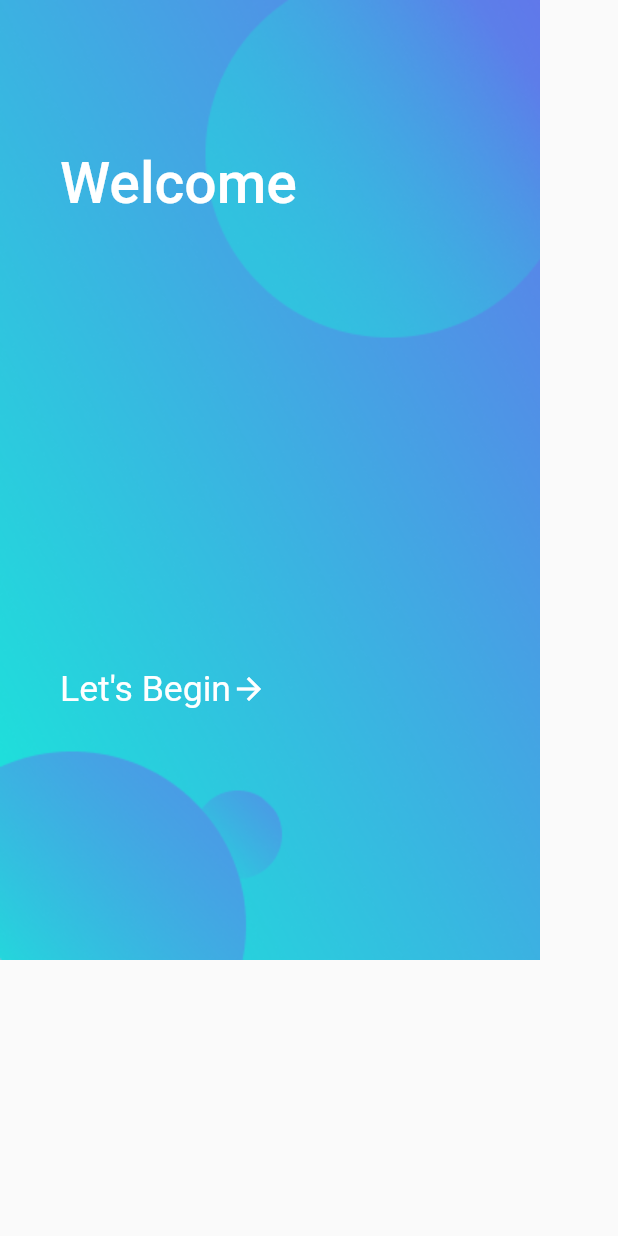
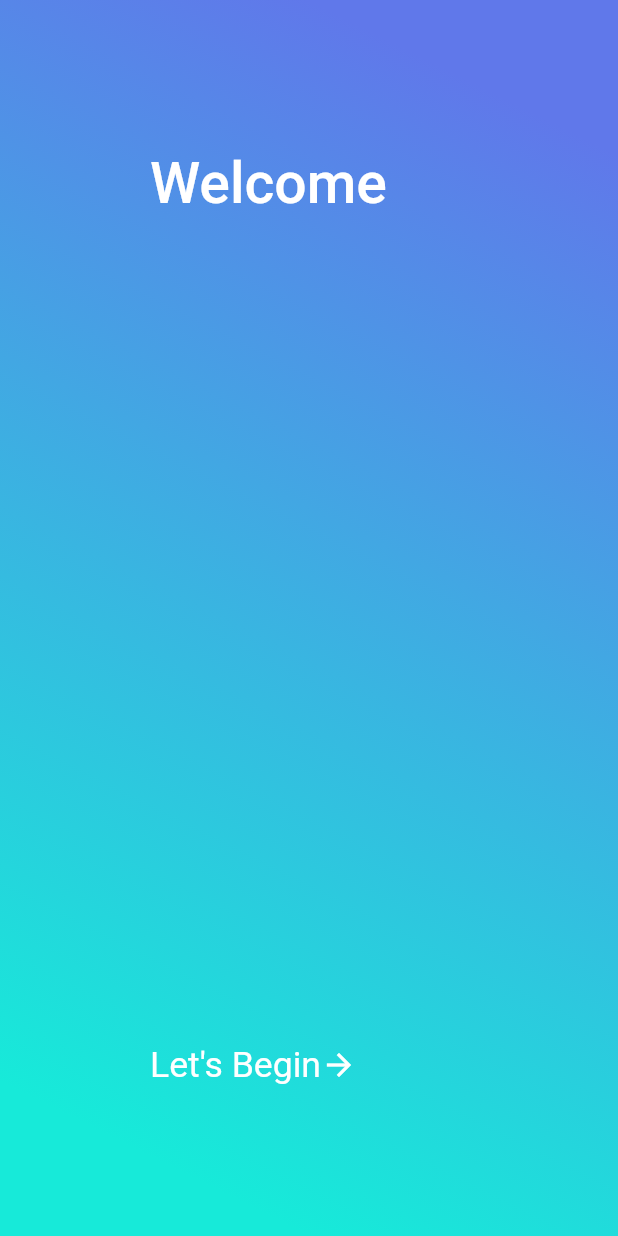
Before and after one commit to jain-aayush1123/ERP_Distilled, a Flutter app: the screen it shows after launch, on a phone screen of 412 x 824 dp. Run offline on Flutter 3.47's test engine with Material 2 defaults, Android fonts, the phone set to English and light mode, and no system bars; our stand-ins replace firebase_auth, google_sign_in, shared_preferences, splashscreen, sqflite; missing offline and left inert: fab_circular_menu; accounts and stored records are empty.

```diff
--- a/lib/authentication/login_page.dart
+++ b/lib/authentication/login_page.dart
@@ -39,7 +39,11 @@ Future<String> signInWithGoogle() async {
   final FirebaseUser currentUser = await _auth.currentUser();
   assert(user.uid == currentUser.uid);
 
-  return 'signInWithGoogle succeeded: $user';
+  // return 'signInWithGoogle succeeded: $user';
+  if (user != null) {
+    return user.email;
+  }
+  return null;
 }
 
 void signOutGoogle() async {
@@ -74,15 +78,25 @@ class _LoginPageState extends State<LoginPage> {
     return Scaffold(
         body: Stack(
       children: <Widget>[
-        Image.asset('assets/images/get_started_back.png'),
+        //TODO add background here
+        Container(
+          decoration: BoxDecoration(
+            gradient: LinearGradient(
+              begin: Alignment.bottomLeft,
+              end: Alignment.topRight,
+              stops: [0.1, 0.9],
+              colors: [
+                Color(0xff17ead9),
+                Color(0xff6078ea),
+              ],
+            ),
+          ),
+        ),
         Container(
           child: Padding(
-            padding: const EdgeInsets.only(
-              top: 100.0,
-              left: 40,
-            ),
+            padding: const EdgeInsets.all(100.0),
             child: Column(
-              mainAxisAlignment: MainAxisAlignment.start,
+              mainAxisAlignment: MainAxisAlignment.spaceBetween,
               crossAxisAlignment: CrossAxisAlignment.start,
               children: <Widget>[
                 Text(
@@ -100,20 +114,32 @@ class _LoginPageState extends State<LoginPage> {
                 //       fontSize: 38 / 1.6,
                 //       fontWeight: FontWeight.w700),
                 // ),
-                SizedBox(
-                  height: 300,
-                ),
+                //        SizedBox(
+                //        height: 300,
+                //    ),
                 InkWell(
-                  onTap: () {
-                    signInWithGoogle().whenComplete(() {
+                  onTap: () async {
+                    // signInWithGoogle().whenComplete(() {
+                    //   Navigator.of(context).push(
+                    //     MaterialPageRoute(
+                    //       builder: (context) {
+                    //         return HomePage();
+                    //       },
+                    //     ),
+                    //   );
+                    // });
+                    String blah = await signInWithGoogle();
+                    if (blah != null) {
                       Navigator.of(context).push(
                         MaterialPageRoute(
                           builder: (context) {
-                            return HomePage();
+                            //TODO redirect to home page to display dashboard
+                            // return HomePage();
+                            return TimetableSetter();
                           },
                         ),
                       );
-                    });
+                    } else {}
                   },
                   child: Row(
                     mainAxisAlignment: MainAxisAlignment.start,
--- a/lib/authentication/main_login.dart
+++ b/lib/authentication/main_login.dart
@@ -2,6 +2,7 @@ import 'package:erp_distilled/authentication/login_page.dart';
 import 'package:erp_distilled/dashboard/widgets/home_page.dart';
 import 'package:erp_distilled/timetable_setter/widgets/main_app.dart';
 import 'package:flutter/material.dart';
+import 'package:flutter/services.dart';
 import 'package:shared_preferences/shared_preferences.dart';
 
 class LoginMain extends StatefulWidget {
@@ -42,10 +43,10 @@ class _LoginMainState extends State<LoginMain> {
   @override
   Widget build(BuildContext context) {
     print(userName);
-    return MaterialApp(
-      debugShowCheckedModeBanner: false,
-      title: "Login",
-      home: userName == null ? LoginPage() : HomePage(),
+    //TODO fix is no auth found
+    return Scaffold(
+      // body: userName == null ? LoginPage() : HomePage(),
+      body: userName == null ? LoginPage() : TimetableSetter(),
     );
   }
 }
--- a/lib/main.dart
+++ b/lib/main.dart
@@ -1,6 +1,7 @@
 import 'package:erp_distilled/authentication/main_login.dart';
 import 'package:erp_distilled/timetable_setter/widgets/main_app.dart';
 import 'package:flutter/material.dart';
+import 'package:flutter/services.dart';
 import 'package:splashscreen/splashscreen.dart';
 import 'package:url_launcher/url_launcher.dart';
 
@@ -14,6 +15,10 @@ class MySplashScreen extends StatefulWidget {
 class _MySplashScreenState extends State<MySplashScreen> {
   @override
   Widget build(BuildContext context) {
+    SystemChrome.setPreferredOrientations([
+      DeviceOrientation.landscapeLeft,
+      DeviceOrientation.landscapeRight,
+    ]);
     return MaterialApp(
       debugShowCheckedModeBanner: false,
       home: new SplashScreen(
```
Also changed, not shown: lib/dashboard/widgets/dashboard.dart (+0 -81 lines), lib/timetable_setter/widgets/timetable_view/timetable_main.dart (+47 -37 lines), pubspec.lock.
